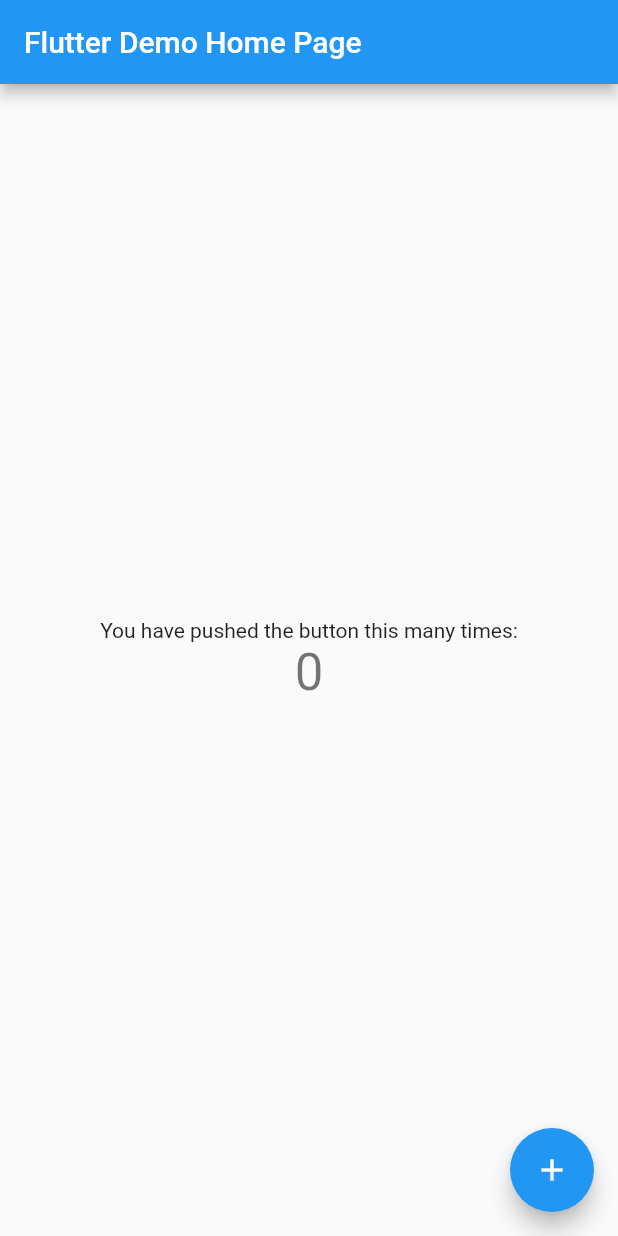
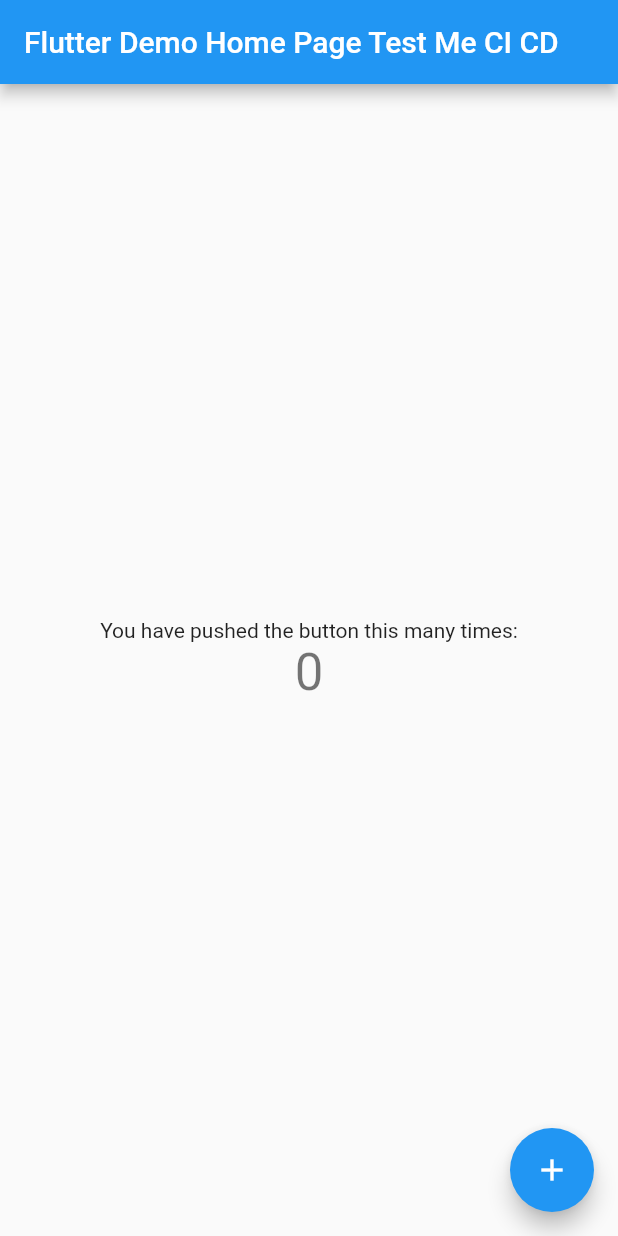
Before and after one commit to RhandallTimtiman/ci-cd-flutter, a Flutter app: the screen it shows after launch, on a phone screen of 412 x 824 dp. Run offline on Flutter 3.47's test engine with Material 2 defaults, Android fonts, the phone set to English and light mode, and no system bars.

Commit message:
Changed Homepage title

```diff
--- a/lib/main.dart
+++ b/lib/main.dart
@@ -26,7 +26,7 @@ class MyApp extends StatelessWidget {
         // closer together (more dense) than on mobile platforms.
         visualDensity: VisualDensity.adaptivePlatformDensity,
       ),
-      home: MyHomePage(title: 'Flutter Demo Home Page'),
+      home: MyHomePage(title: 'Flutter Demo Home Page Test Me CI CD'),
     );
   }
 }
```
